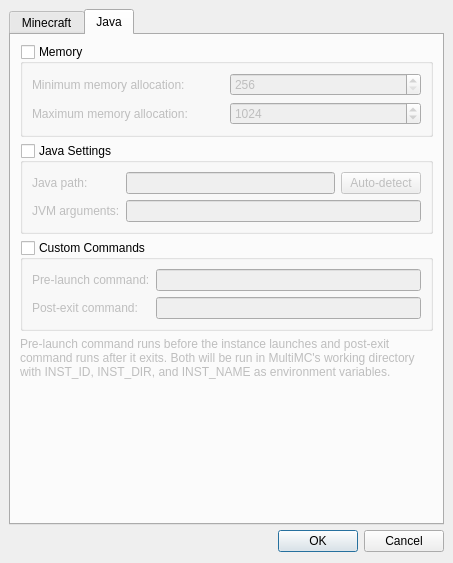
Above: gui/instancesettings.ui from FreesmTeam/FreesmLauncher before the change. Below: the same form after it.
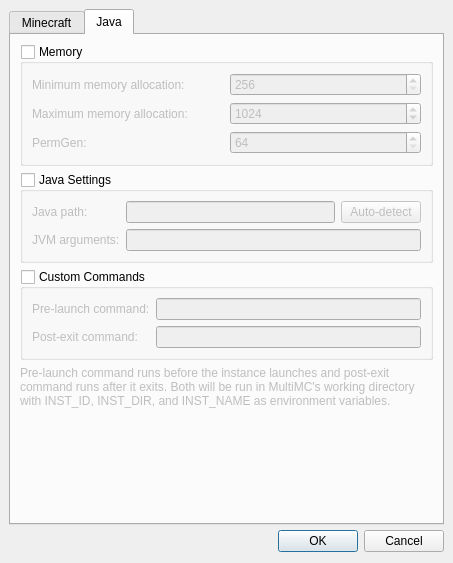
That is the form after the change. The open tabs and pages were chosen to show the change.

The edit to the form file:
```diff
--- a/gui/instancesettings.ui
+++ b/gui/instancesettings.ui
@@ -256,6 +256,29 @@
           </property>
          </widget>
         </item>
+        <item row="2" column="1">
+         <widget class="QSpinBox" name="permGenSpinBox">
+          <property name="minimum">
+           <number>64</number>
+          </property>
+          <property name="maximum">
+           <number>512</number>
+          </property>
+          <property name="singleStep">
+           <number>8</number>
+          </property>
+          <property name="value">
+           <number>64</number>
+          </property>
+         </widget>
+        </item>
+        <item row="2" column="0">
+         <widget class="QLabel" name="labelPermGen">
+          <property name="text">
+           <string>PermGen:</string>
+          </property>
+         </widget>
+        </item>
        </layout>
       </widget>
      </item>
```
